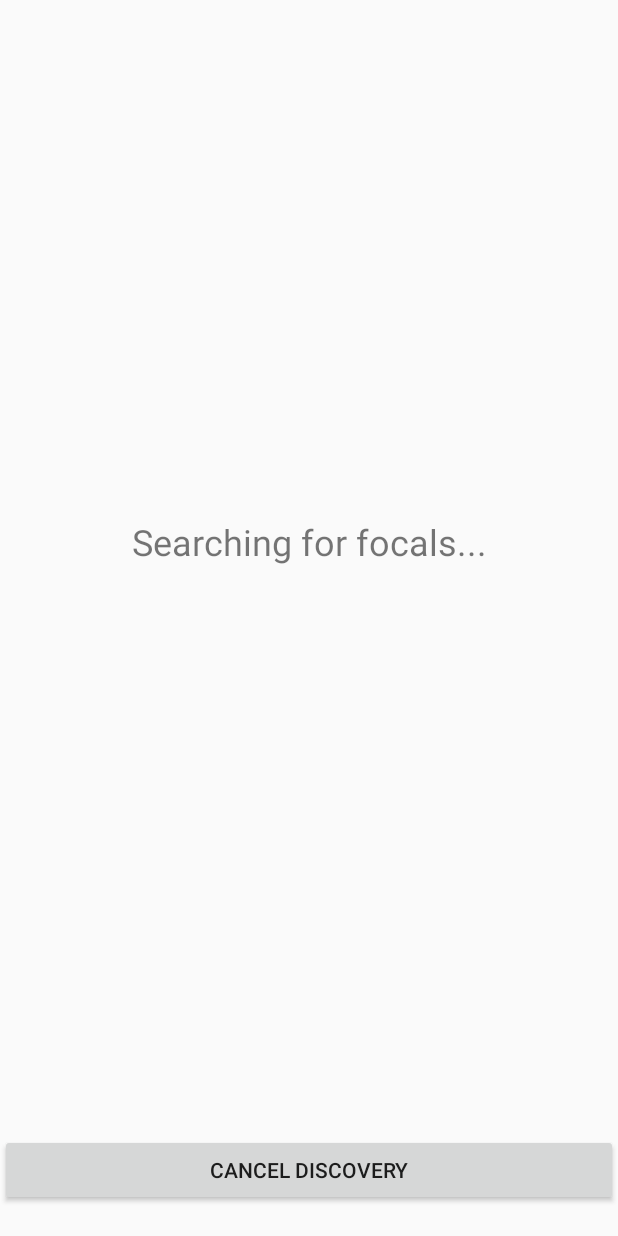
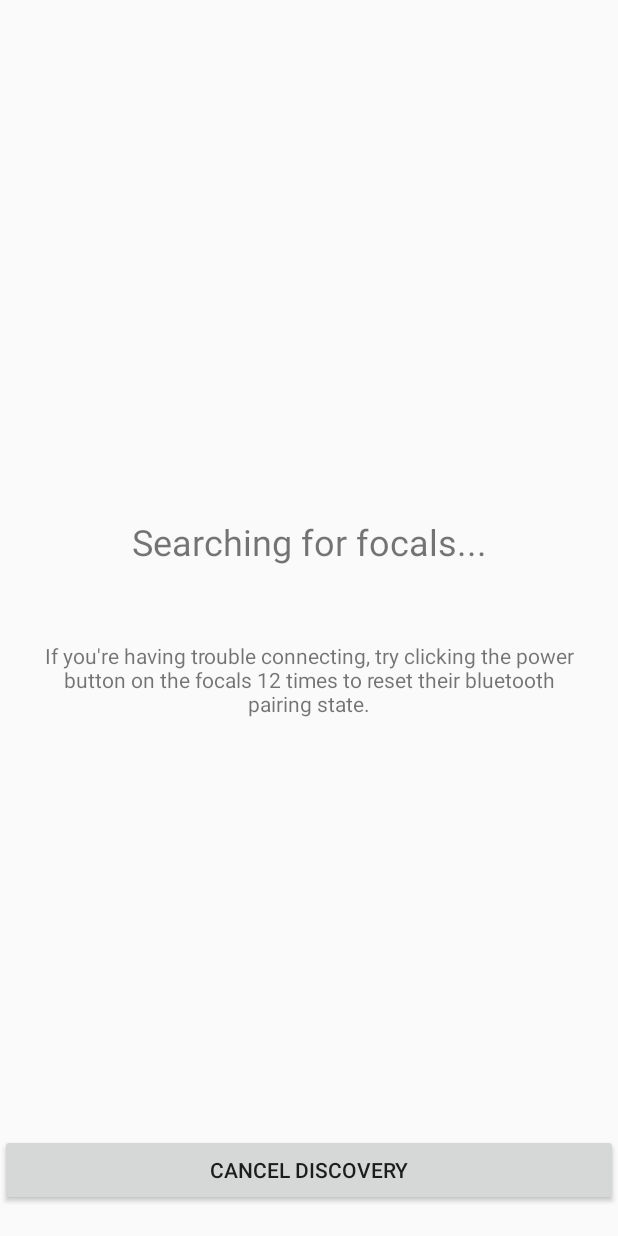
Before and after one commit to aegray/openfocals, an Android app: the ConnectActivity screen opened directly, with no data from a screen before it, on a phone screen of 412 x 824 dp. Run offline under Robolectric (Android 15) with nearby library versions, the light colour scheme and no system bars; our stand-ins replace EventBus; libraries missing offline, so code that uses them is left out: com.squareup.wire.

Commit message:
Always show connectivity text for now

```diff
--- a/focals_buddy/app/src/main/java/com/openfocals/buddy/ConnectActivity.java
+++ b/focals_buddy/app/src/main/java/com/openfocals/buddy/ConnectActivity.java
@@ -165,7 +165,7 @@
 
         text_ = findViewById(R.id.textDiscoveryStatus);
         text_help_ = findViewById(R.id.textInfoConnectTrouble);
-        text_help_.setVisibility(View.INVISIBLE);
+        text_help_.setVisibility(View.VISIBLE);
     }
 
     private final Runnable timeout_handler = new Runnable() {
```
